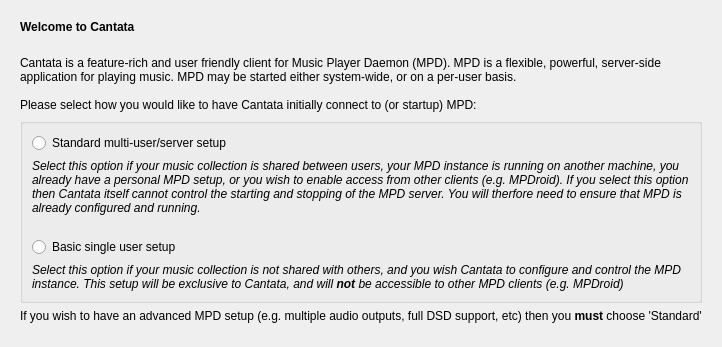
CDrummond/cantata, file gui/initialsettingswizard.ui: the form before one commit; both pictures show x 0 to 722 and y 0 to 347 of the 722 by 607 pixel window.
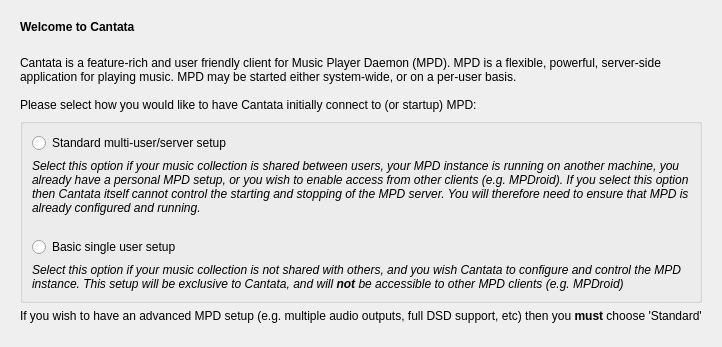
The form after the commit. The open tabs and pages were chosen to show the change. Custom widgets are drawn as their Qt base class.

Commit message: Spelling fix 'therfore'

The edit to the form file:
```diff
--- a/gui/initialsettingswizard.ui
+++ b/gui/initialsettingswizard.ui
@@ -169,7 +169,7 @@
               </sizepolicy>
              </property>
              <property name="text">
-              <string>&lt;i&gt;Select this option if your music collection is shared between users, your MPD instance is running on another machine, you already have a personal MPD setup, or you wish to enable access from other clients (e.g. MPDroid). If you select this option then Cantata itself cannot control the starting and stopping of the MPD server. You will therfore need to ensure that MPD is already configured and running.&lt;/i&gt;</string>
+              <string>&lt;i&gt;Select this option if your music collection is shared between users, your MPD instance is running on another machine, you already have a personal MPD setup, or you wish to enable access from other clients (e.g. MPDroid). If you select this option then Cantata itself cannot control the starting and stopping of the MPD server. You will therefore need to ensure that MPD is already configured and running.&lt;/i&gt;</string>
              </property>
              <property name="alignment">
               <set>Qt::AlignLeading|Qt::AlignLeft|Qt::AlignTop</set>
```
The commit also changes 13 other files.
